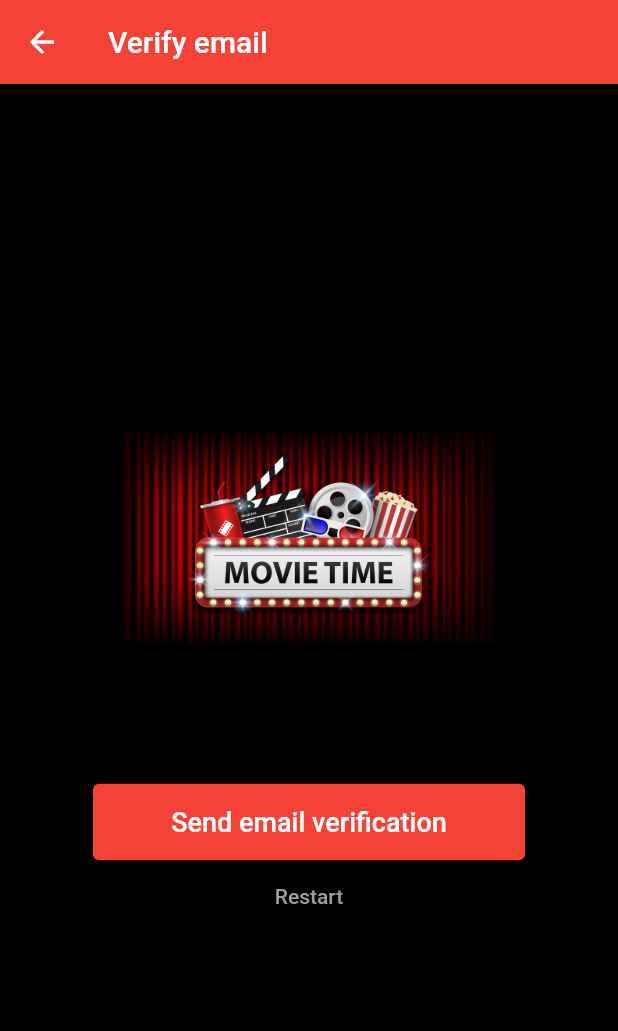
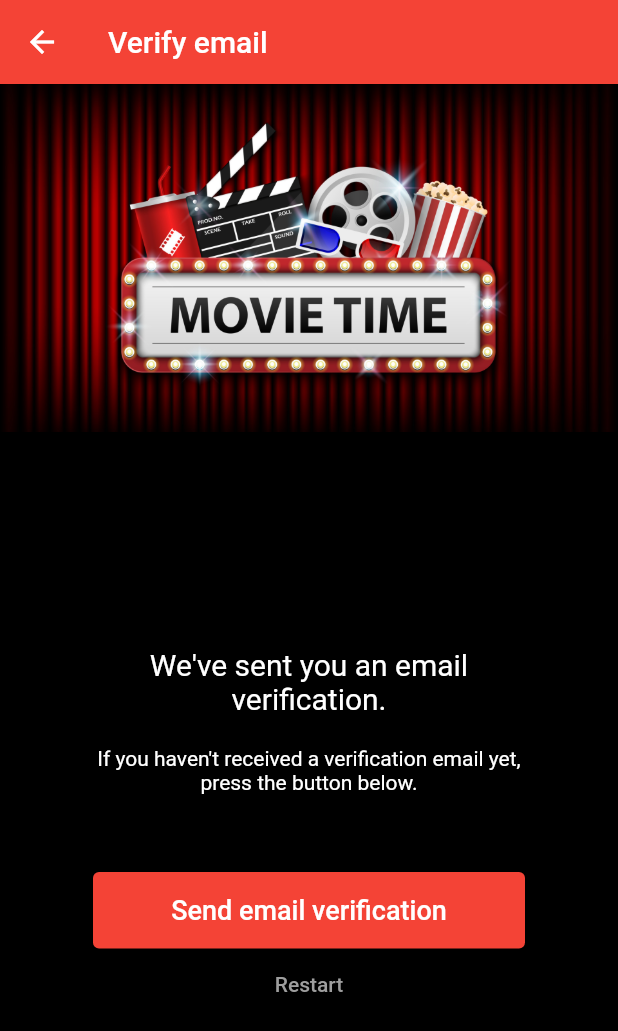
Before and after one commit to antialop/MoviesApp-Flutter, a Flutter app: the VerifyEmailView screen opened directly, on a phone screen of 412 x 824 dp. Shown: the top 1031 px of the screen. Run offline on Flutter 3.47's test engine with Material 2 defaults, Android fonts, the phone set to English and light mode, and no system bars; our stand-ins replace bloc, equatable, firebase_auth, firebase_core, flutter_bloc; accounts and stored records are empty; network calls fail.

Commit message:
update views

```diff
--- a/lib/views/login_view.dart
+++ b/lib/views/login_view.dart
@@ -64,7 +64,7 @@ class _LoginViewState extends State<LoginView> {
               child: Center(
                 child: SingleChildScrollView(
                   child: Padding(
-                      padding: const EdgeInsets.all(62.0),
+                      padding: const EdgeInsets.all(54.0),
                       child: SingleChildScrollView(
                         child: Column(
                           crossAxisAlignment: CrossAxisAlignment.center,
--- a/lib/views/verify_email_view.dart
+++ b/lib/views/verify_email_view.dart
@@ -27,7 +27,16 @@ class _VerifyEmailViewState extends State<VerifyEmailView> {
           },
         ),
       ),
-      body: Center(
+      body: Column(
+        mainAxisAlignment: MainAxisAlignment.center,
+        children: [
+          Image.asset(
+            'assets/vecteezy_cinema-background-concept-movie-theater-object-on-red_5502524.jpg',
+            width: double.infinity,
+            fit: BoxFit.cover,
+          ),
+          Expanded(
+            child: Center(
               child: SingleChildScrollView(
                 child: Padding(
                   padding: const EdgeInsets.all(62.0),
@@ -35,15 +44,25 @@ class _VerifyEmailViewState extends State<VerifyEmailView> {
                     child: Column(
                       mainAxisAlignment: MainAxisAlignment.center,
                       children: [
-                  Image.asset(
-                    'assets/vecteezy_cinema-background-concept-movie-theater-object-on-red_5502524.jpg',
-                    width: 250.0, // Ancho de la imagen
-                    height: 200.0, // Alto de la imagen
+                        const Text(
+                          "We've sent you an email verification.",
+                          style: TextStyle(
+                            color: Colors.white,
+                            fontSize: 20,
+                          ),
+                          textAlign: TextAlign.center,
+                        ),
+                        const SizedBox(
+                          height: 20.0,
                         ),
                         const Text(
-                      "We've sent you an email verification. Please open it to verify account."),
-                  const Text(
-                      "If you haven't received a verification email yet, press the button below."),
+                          "If you haven't received a verification email yet, press the button below.",
+                          style: TextStyle(color: Colors.white),
+                          textAlign: TextAlign.center,
+                        ),
+                        const SizedBox(
+                          height: 52.0,
+                        ),
                         ElevatedButton(
                           onPressed: () {
                             context.read<AuthBloc>().add(
@@ -79,6 +98,9 @@ class _VerifyEmailViewState extends State<VerifyEmailView> {
                 ),
               ),
             ),
+          ),
+        ],
+      ),
     );
   }
 }
```
Also changed, not shown: lib/views/forgot_password_view.dart (+17 -11 lines), lib/views/register_view.dart (+24 -14 lines). Lines whose indentation alone changed are shown as unchanged.
